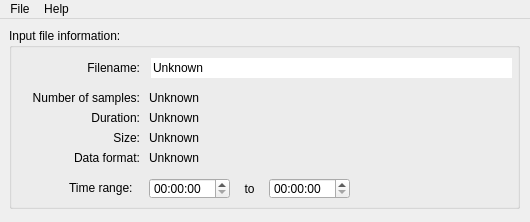
The window that Linux-Application/LaserDiscAnalyser/mainwindow.ui (simoninns/DomesdayDuplicator-gui-app) describes before a commit, drawn with Qt 5.
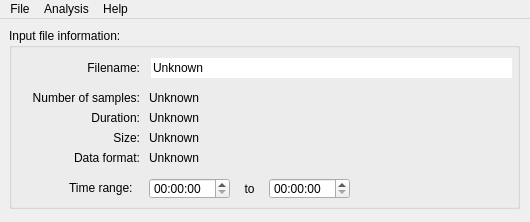
The same window after the commit.

Commit message: Bug fixes to time-based section conversion

The edit to the form file:
```diff
--- a/Linux-Application/LaserDiscAnalyser/mainwindow.ui
+++ b/Linux-Application/LaserDiscAnalyser/mainwindow.ui
@@ -323,7 +323,14 @@
     </property>
     <addaction name="actionAbout"/>
    </widget>
+   <widget class="QMenu" name="menuAnalysis">
+    <property name="title">
+     <string>Analysis</string>
+    </property>
+    <addaction name="actionVerify_test_data"/>
+   </widget>
    <addaction name="menuFile"/>
+   <addaction name="menuAnalysis"/>
    <addaction name="menuHelp"/>
   </widget>
   <action name="actionOpen_10_bit_File">
```
Left out of the diff: 5 changed lines with no effect on the pictures. The commit also changes 1 other file.
